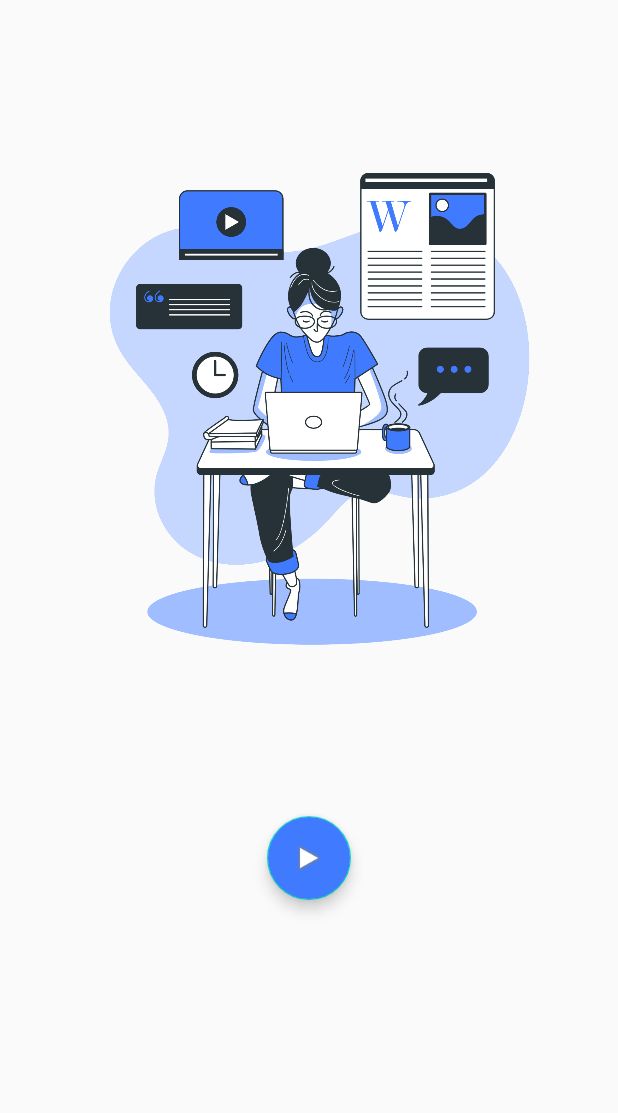
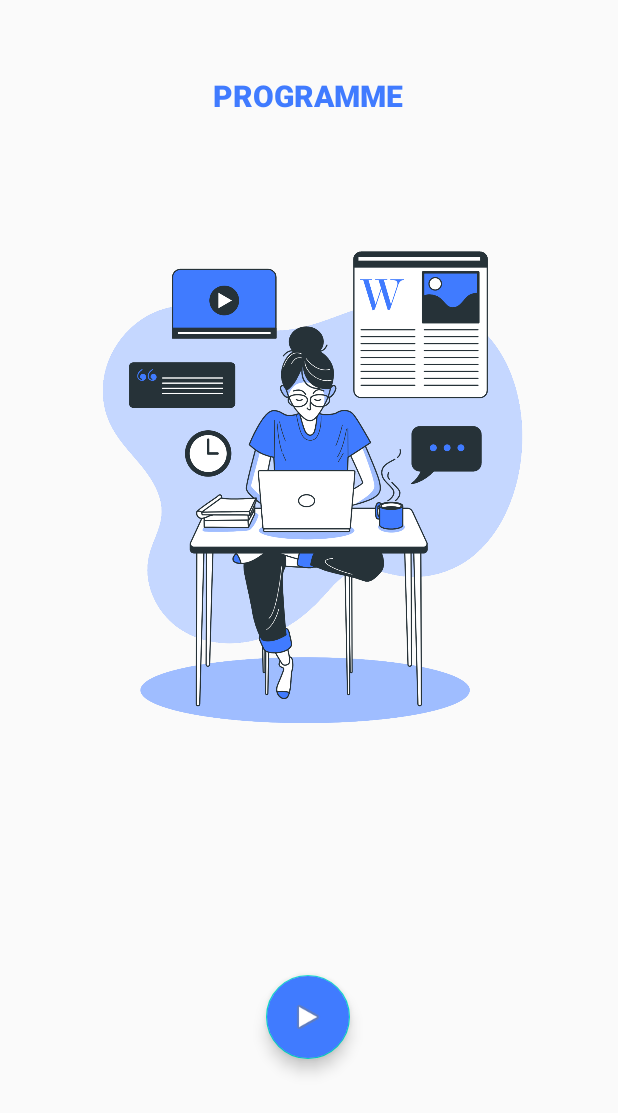
Before and after one commit to Rohan2596/Programme, an Android app: the screen it shows after launch (MainActivity), on a phone screen of 412 x 824 dp. Shown: the top 1113 px of the screen. Run offline under Robolectric (Android 15) with nearby library versions, the phone set to English and light mode, and no system bars.

```diff
--- a/app/src/main/res/layout/activity_main.xml
+++ b/app/src/main/res/layout/activity_main.xml
@@ -10,30 +10,47 @@
     <ImageView
         android:id="@+id/imageView"
         android:layout_width="406dp"
-        android:layout_height="520dp"
+        android:layout_height="422dp"
         android:layout_marginStart="8dp"
         android:layout_marginLeft="8dp"
-        android:layout_marginTop="8dp"
+        android:layout_marginTop="32dp"
         android:layout_marginEnd="8dp"
         android:layout_marginRight="8dp"
         app:layout_constraintEnd_toEndOf="parent"
-        app:layout_constraintHorizontal_bias="0.0"
         app:layout_constraintStart_toStartOf="parent"
-        app:layout_constraintTop_toTopOf="parent"
+        app:layout_constraintTop_toBottomOf="@+id/textView"
         app:srcCompat="@drawable/main_image" />
 
     <com.google.android.material.floatingactionbutton.FloatingActionButton
         android:id="@+id/floatingActionButton3"
         android:layout_width="wrap_content"
         android:layout_height="wrap_content"
-        android:layout_marginTop="16dp"
+        android:layout_marginTop="32dp"
+        android:layout_marginBottom="32dp"
+        android:backgroundTint="@color/colorPrimary"
         android:clickable="true"
-        android:backgroundTint="@color/colorPrimary"
         android:onClick="topicContent"
+        app:layout_constraintBottom_toBottomOf="parent"
         app:layout_constraintEnd_toEndOf="parent"
+        app:layout_constraintHorizontal_bias="0.498"
         app:layout_constraintStart_toStartOf="parent"
         app:layout_constraintTop_toBottomOf="@+id/imageView"
         app:srcCompat="@android:drawable/ic_media_play" />
 
+    <TextView
+        android:id="@+id/textView"
+        android:layout_width="wrap_content"
+        android:layout_height="wrap_content"
+        android:layout_marginTop="50dp"
+        android:text="Programme"
+        android:textAllCaps="true"
+        android:textAppearance="@style/TextAppearance.AppCompat.Title"
+        android:textColor="@color/colorPrimary"
+        android:textStyle="bold"
+        app:layout_constraintEnd_toEndOf="parent"
+        app:layout_constraintHorizontal_bias="0.498"
+        app:layout_constraintStart_toStartOf="parent"
+        app:layout_constraintTop_toTopOf="parent" />
+
 
 </androidx.constraintlayout.widget.ConstraintLayout>
--- a/app/src/main/res/layout/topic_grid.xml
+++ b/app/src/main/res/layout/topic_grid.xml
@@ -6,7 +6,7 @@
     android:layout_width="match_parent"
     android:layout_height="match_parent">
     <androidx.cardview.widget.CardView
-                        android:layout_width="165dp"
+                        android:layout_width="175dp"
                         android:layout_height="wrap_content"
                         android:layout_row="0"
                         android:layout_column="0"
```
Also changed, not shown: app/src/main/res/layout/activity_content.xml (+20 -0 lines), app/src/main/res/drawable-long/studying_bro.png (added), app/src/main/res/drawable-notlong/studying_bro.png (added), app/src/main/res/mipmap-hdpi/studying_bro.png (added), app/src/main/res/mipmap-mdpi/studying_bro.png (added), app/src/main/res/mipmap-xhdpi/studying_bro.png (added), app/src/main/res/mipmap-xxhdpi/studying_bro.png (added), app/src/main/res/mipmap-xxxhdpi/studying_bro.png (added).
